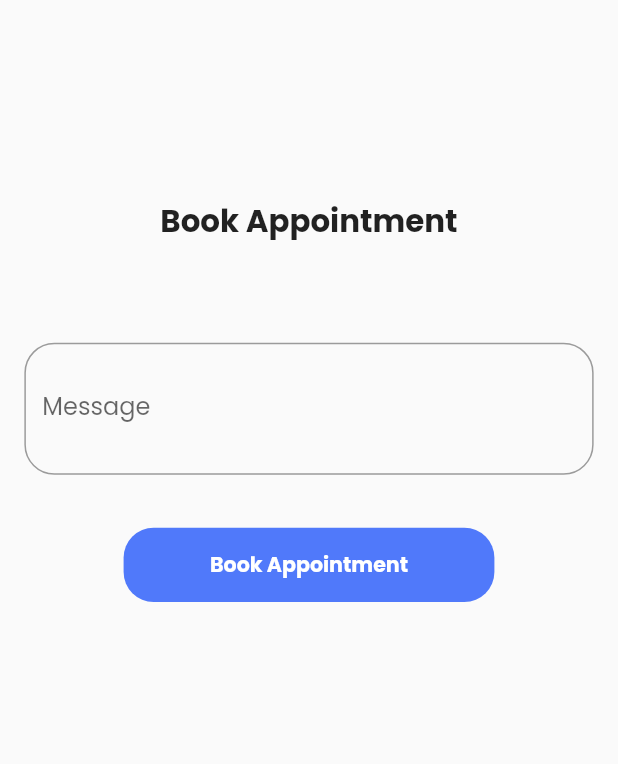
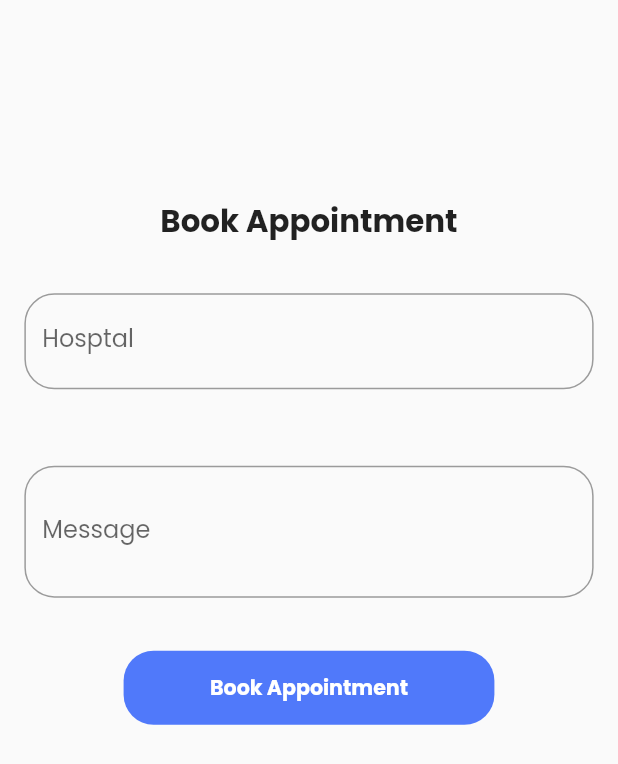
Before and after one commit to medexer/medexer_donor, a Flutter app: the BookAppointmentScreen screen opened directly, on a phone screen of 412 x 824 dp. Shown: the top 764 px of the screen. Run offline on Flutter 3.47's test engine with Material 2 defaults, Android fonts, the light colour scheme and no system bars; our stand-ins replace dio, flutter_svg, geolocator, get, get_storage, google_maps_flutter and 3 more; missing offline and left inert: dart:html; accounts and stored records are empty; network calls fail.

Commit message:
update book appointment

```diff
--- a/lib/screens/home/appointmentPages/book_appointment.dart
+++ b/lib/screens/home/appointmentPages/book_appointment.dart
@@ -17,9 +17,8 @@ class _BookAppointmentScreenState extends State<BookAppointmentScreen> {
   final DonorActivityService donorActivityServices =Get.find();
   final UserRepository userRepository = Get.find();
   GlobalKey<ScaffoldState> scaffoldKey = GlobalKey<ScaffoldState>();
-  //TextEditingController searchController = TextEditingController();
-  //TextEditingController hospitalController = TextEditingController();
   TextEditingController messageController = TextEditingController();
+  TextEditingController hospitalController = TextEditingController();
 
   Future<void> donorActivityHandler() async {
     if(!messageController.text.trim().isNotEmpty) {
@@ -32,8 +31,9 @@ class _BookAppointmentScreenState extends State<BookAppointmentScreen> {
      }
     else {
       Map data = {
-        'hospital':3,
-        'message':messageController.text.trim()
+        'message':messageController.text.trim(),
+        //'hospital':hospitalController.text.trim()
+        'hospital':3
       };
 
       debugPrint('[BOOKANAPPOINTMENT DTO] ::: $data');
@@ -57,7 +57,7 @@ class _BookAppointmentScreenState extends State<BookAppointmentScreen> {
                 actions: [
                   CustomButton(text: 'OK',
                   width: 15.0.wp,
-                  height:2.0.hp,
+                  height:4.0.hp,
                   onTapHandler: (){
                     Get.back();
                   }, fontSize: 13.0.sp,
@@ -98,22 +98,22 @@ class _BookAppointmentScreenState extends State<BookAppointmentScreen> {
                       child: Column(
                         mainAxisAlignment: MainAxisAlignment.start,
                       children: [
-                    //     Padding(
-                    //       padding: const EdgeInsets.all(8.0),
-                    //       child: Container(
-                    //         height: 8.0.hp,
-                    //         child: TextFormField(
-                    //     controller: hospitalController,
-                    //     decoration: InputDecoration(
-                    //         border: OutlineInputBorder(
-                    //            borderRadius: BorderRadius.circular(20.0)
-                    //         ),
-                    //         hintText: 'Redplate Hospital',
-                    //         labelText:'Hosptal'
-                    //     ),
-                    //   ),
-                    //       ),
-                    // ),
+                        Padding(
+                          padding: const EdgeInsets.all(8.0),
+                          child: Container(
+                            height: 8.0.hp,
+                            child: TextFormField(
+                        controller: hospitalController,
+                        decoration: InputDecoration(
+                            border: OutlineInputBorder(
+                               borderRadius: BorderRadius.circular(20.0)
+                            ),
+                            hintText: 'Redplate Hospital',
+                            labelText:'Hosptal'
+                        ),
+                      ),
+                    ),
+                 ),
                     SizedBox(height: 4.0.hp,),
                     Padding(
                       padding: const EdgeInsets.all(8.0),
--- a/lib/screens/home/appointmentPages/view_appointment.dart
+++ b/lib/screens/home/appointmentPages/view_appointment.dart
@@ -26,7 +26,7 @@ class _ViewAppointmentScreenState extends State<ViewAppointmentScreen> {
     @override
   void initState(){
     super.initState();
-    donorActivityServices.fetchAppointmentDataController();
+    //donorActivityServices.fetchAppointmentDataController();
   }
 
   @override
--- a/lib/screens/home/donor_pages/donation_centers.dart
+++ b/lib/screens/home/donor_pages/donation_centers.dart
@@ -79,7 +79,7 @@ class _DonationCentersState extends State<DonationCenters> {
                   ),
                   trailing: GestureDetector(
                     onTap: () {
-                      Get.to(const BookAppointmentScreen());
+                      Get.to(()=>const BookAppointmentScreen());
                       //debugPrint('[BOOK-APPOINTMENT]');
                     },
                     child: CustomButton(
@@ -113,7 +113,6 @@ class _DonationCentersState extends State<DonationCenters> {
             fontWeight: FontWeight.bold,
             borderRadius: 20,
             backgroundColor: AppStyles.bgBlue)
-
       ],
 
     );
```
Also changed, not shown: lib/screens/home/appointmentPages/reschedule_appointment.dart (+50 -63 lines), lib/services/donor_activity_service.dart (+56 -9 lines).
